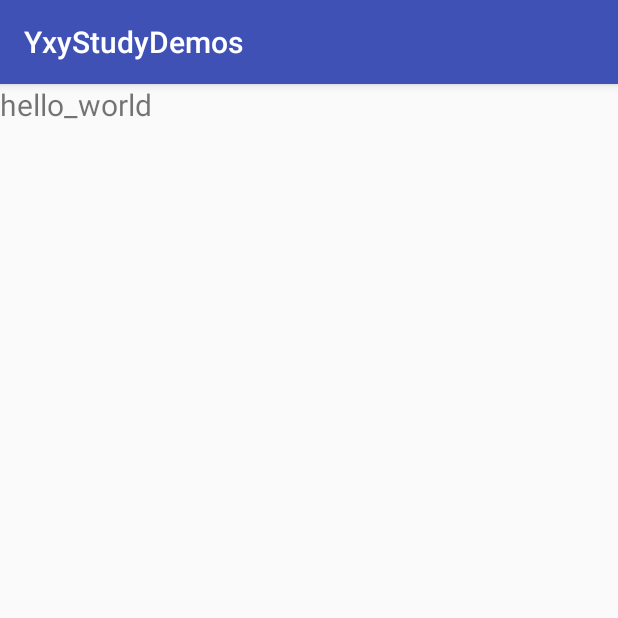
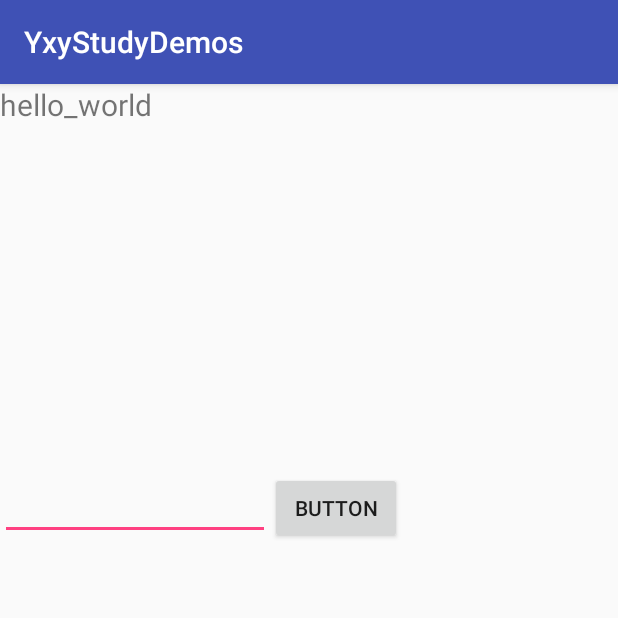
Before and after one commit to yangxinyu56/YxyStudyDemos, an Android app: the AnimActivity screen opened directly, with no data from a screen before it, on a phone screen of 412 x 824 dp, the top half of it. Run offline under Robolectric (Android 15) with nearby library versions, the phone set to English and light mode, and no system bars; our stand-ins replace data binding; 1 statement that could not run was skipped.

Commit message:
测试databinding 双向绑定

```diff
--- a/app/src/main/java/com/yxy/study/demos/bean/StudentEntity.java
+++ b/app/src/main/java/com/yxy/study/demos/bean/StudentEntity.java
@@ -1,6 +1,22 @@
 package com.yxy.study.demos.bean;
 
 
-public class StudentEntity {
-    public String studentName;
+import android.databinding.BaseObservable;
+import android.databinding.Bindable;
+
+import com.yxy.study.demos.BR;
+
+public class StudentEntity extends BaseObservable{
+    private String studentName;
+
+    @Bindable
+    public String getStudentName() {
+        return studentName;
+    }
+
+    public void setStudentName(String studentName) {
+        this.studentName = studentName;
+        notifyPropertyChanged(BR.studentName);
+    }
+
 }
--- a/app/src/main/java/com/yxy/study/demos/ui/AnimActivity.java
+++ b/app/src/main/java/com/yxy/study/demos/ui/AnimActivity.java
@@ -10,6 +10,7 @@ import android.view.animation.AnimationUtils;
 import android.widget.Toast;
 
 import com.yxy.study.demos.R;
+import com.yxy.study.demos.bean.StudentEntity;
 import com.yxy.study.demos.databinding.ActivityAnimBinding;
 import com.yxy.study.demos.manager.AnimManager;
 
@@ -22,7 +23,8 @@ public class AnimActivity extends AppCompatActivity {
     @Override
     protected void onCreate(Bundle savedInstanceState) {
         super.onCreate(savedInstanceState);
-         binding = DataBindingUtil.setContentView(this, R.layout.activity_anim);
+        binding = DataBindingUtil.setContentView(this, R.layout.activity_anim);
+        binding.setStudent(new StudentEntity());
         List<View> views = getViews();
         List<Animation> anims = getAnimations();
 
--- a/app/src/main/java/com/yxy/study/demos/ui/ExpandableListViewActivity.java
+++ b/app/src/main/java/com/yxy/study/demos/ui/ExpandableListViewActivity.java
@@ -33,7 +33,7 @@ public class ExpandableListViewActivity extends AppCompatActivity {
         binding.elvDemo.setOnChildClickListener(new ExpandableListView.OnChildClickListener() {
             @Override
             public boolean onChildClick(ExpandableListView expandableListView, View view, int i, int i1, long l) {
-                Toast.makeText(ExpandableListViewActivity.this, "NO." + adapter.getChildrenData().get(i).get(i1).studentName, Toast.LENGTH_SHORT).show();
+                Toast.makeText(ExpandableListViewActivity.this, "NO." + adapter.getChildrenData().get(i).get(i1).getStudentName(), Toast.LENGTH_SHORT).show();
                 return false;
             }
         });
@@ -49,7 +49,7 @@ public class ExpandableListViewActivity extends AppCompatActivity {
             List<StudentEntity> temp = new ArrayList<>();
             for (int j = 0; j < 20; j++) {
                 StudentEntity childData = new StudentEntity();
-                childData.studentName = "第" + i + "班学生-" + j;
+                childData.setStudentName("第" + i + "班学生-" + j);
                 temp.add(childData);
 
             }
--- a/app/src/main/res/layout/activity_anim.xml
+++ b/app/src/main/res/layout/activity_anim.xml
@@ -1,9 +1,14 @@
 <?xml version="1.0" encoding="utf-8"?>
 <layout xmlns:android="http://schemas.android.com/apk/res/android">
 
+    <data>
+        <variable
+            name="student"
+            type="com.yxy.study.demos.bean.StudentEntity"/>
+    </data>
     <LinearLayout
         android:layout_width="match_parent"
-        android:layout_height="match_parent"
+        android:layout_height="wrap_content"
         android:orientation="vertical">
 
         <TextView
@@ -46,6 +51,24 @@
             android:layout_marginTop="12dp"
             android:src="@mipmap/ic_launcher"
             />
+        <LinearLayout
+            android:layout_width="match_parent"
+            android:layout_height="wrap_content">
+            <EditText
+                android:text="@={student.studentName}"
+                android:layout_width="180dp"
+                android:layout_height="wrap_content"
+                />
+            <Button
+                android:enabled="@{student.canShow(student.studentName)}"
+                android:layout_width="wrap_content"
+                android:layout_height="wrap_content"
+                android:text="button"/>
+            <TextView
+                android:layout_width="80dp"
+                android:layout_height="wrap_content"
+                android:text="@{student.studentName}"/>
+        </LinearLayout>
     </LinearLayout>
 
 
```
Also changed, not shown: app/src/main/java/com/yxy/study/demos/ui/ViewPagerActivity.java (+6 -3 lines).
